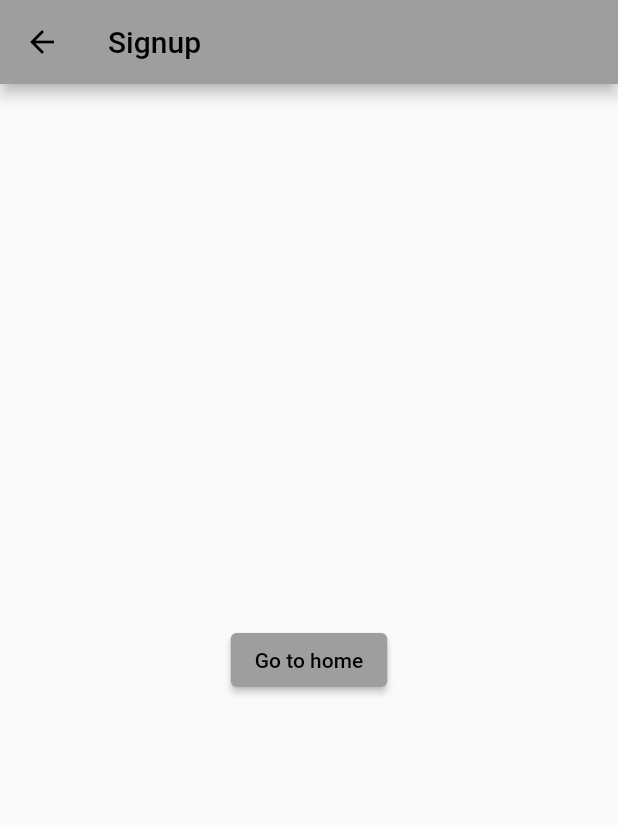
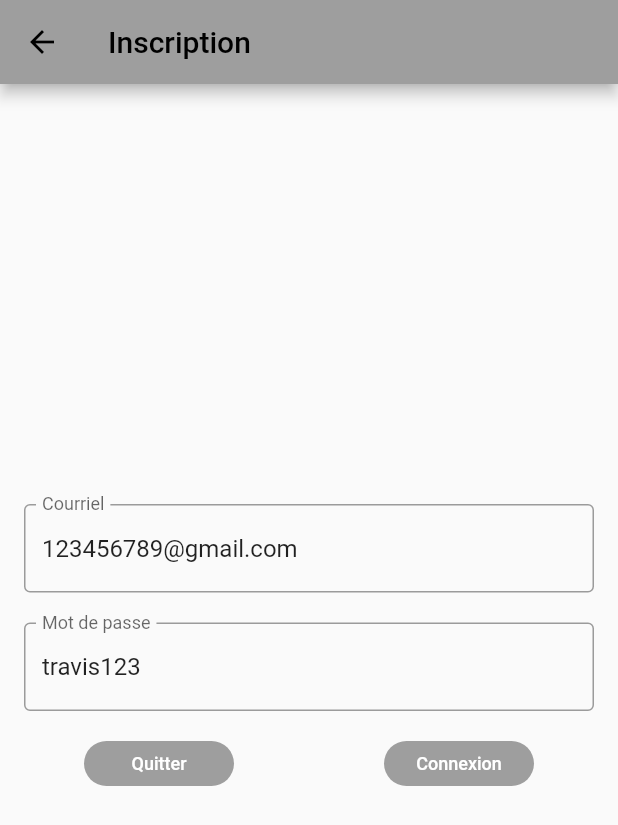
Before and after one commit to ErwanDerrien/DeuxiemeProjetVeille, a Flutter app: the Signup screen opened directly, on a phone screen of 412 x 824 dp. Shown: the top 825 px of the screen. Run offline on Flutter 3.47's test engine with Material 2 defaults, Android fonts, the phone set to English and light mode, and no system bars; missing offline and left inert: jwt_decode.

Commit message:
Funcitonal use of state in the signup role, will be able to implement everywhere else

```diff
--- a/deuxieme_projet_veille/lib/routes/signup.dart
+++ b/deuxieme_projet_veille/lib/routes/signup.dart
@@ -1,29 +1,139 @@
 import 'package:flutter/material.dart';
+// ignore: import_of_legacy_library_into_null_safe
+import 'package:http/http.dart' as http;
+import 'dart:convert';
+import 'dart:async';
 
 import 'home.dart';
 
 class Signup extends StatelessWidget {
-  const Signup({Key? key}) : super(key: key);
+  final String baseUrl = 'http://localhost:8080';
+  String role = 'test';
+
+  Signup({Key? key, this.role = ''}) : super(key: key);
 
   @override
   Widget build(BuildContext context) {
+    print('role ' + this.role);
+
+    Future<http.Response> postRequest(String email, String password) async {
+      var url = '';
+
+      if (role == 'STUDENT') {
+        url = (baseUrl + "/student/register");
+      } else if (role == 'MONITOR') {
+        url = (baseUrl + "/monitor/register");
+      } else if (role == 'SUPERVISOR') {
+        url = (baseUrl + "/supervisor/register");
+      }
+
+      Map data = {'email': email, 'password': password};
+      //encode Map to JSON
+      var body = json.encode(data);
+
+      var response = await http.post(url,
+          headers: {"Content-Type": "application/json"}, body: body);
+      if (response.statusCode == 200) {
+        print('Sucess');
+      } else if (response.statusCode == 401) {
+        print('Unauthorized');
+      } else {
+        print('Unexpected error');
+      }
+
+      Navigator.push(
+          context,
+          MaterialPageRoute(
+              builder: (context) => Home(
+                    title: '',
+                    jwt: response.body,
+                  )));
+
+      return response;
+    }
+
+    TextEditingController email = TextEditingController()
+      ..text = '123456789@gmail.com';
+    TextEditingController password = TextEditingController()
+      ..text = 'travis123';
+
     return Scaffold(
       appBar: AppBar(
-        title: Text('Signup'),
+        title: const Text('Inscription'),
       ),
       body: Center(
-          child: ElevatedButton(
-              child: Text('Go to home'),
-              onPressed: () {
-                Navigator.push(
-                  context,
-                  MaterialPageRoute(
-                      builder: (context) => Home(
-                            title: '',
-                            jwt: '',
-                          )),
-                );
-              })),
+          child: Container(
+        height: 228.0,
+        width: 400.0,
+        child: Column(
+          children: <Widget>[
+            Padding(
+              padding: EdgeInsets.all(10),
+              child: TextFormField(
+                controller: email,
+                decoration: const InputDecoration(
+                  border: OutlineInputBorder(),
+                  labelText: 'Courriel',
+                ),
+              ),
+            ),
+            Padding(
+              padding: EdgeInsets.all(10),
+              child: TextFormField(
+                controller: password,
+                decoration: const InputDecoration(
+                    border: OutlineInputBorder(), labelText: 'Mot de passe'),
+              ),
+            ),
+            Row(
+              children: <Widget>[
+                Container(
+                  margin: const EdgeInsets.symmetric(
+                      vertical: 10.0, horizontal: 50.0),
+                  height: 30,
+                  width: 100,
+                  decoration: BoxDecoration(
+                      color: Colors.grey,
+                      borderRadius: BorderRadius.circular(20)),
+                  child: TextButton(
+                    onPressed: () {
+                      Navigator.push(
+                          context,
+                          MaterialPageRoute(
+                              builder: (_) => Home(
+                                    title: '',
+                                    jwt: '',
+                                  )));
+                    },
+                    child: const Text(
+                      'Quitter',
+                      style: TextStyle(color: Colors.white, fontSize: 12),
+                    ),
+                  ),
+                ),
+                Container(
+                  margin: const EdgeInsets.symmetric(
+                      vertical: 10.0, horizontal: 50.0),
+                  height: 30,
+                  width: 100,
+                  decoration: BoxDecoration(
+                      color: Colors.grey,
+                      borderRadius: BorderRadius.circular(20)),
+                  child: TextButton(
+                    onPressed: () async {
+                      postRequest('123456789@gmail.com', 'travis123');
+                    },
+                    child: const Text(
+                      'Connexion',
+                      style: TextStyle(color: Colors.white, fontSize: 12),
+                    ),
+                  ),
+                ),
+              ],
+            ),
+          ],
+        ),
+      )),
     );
   }
 }
```
Also changed, not shown: deuxieme_projet_veille/lib/routes/home.dart (+16 -4 lines), deuxieme_projet_veille/lib/routes/signup_role.dart (added, +117 -0 lines).
